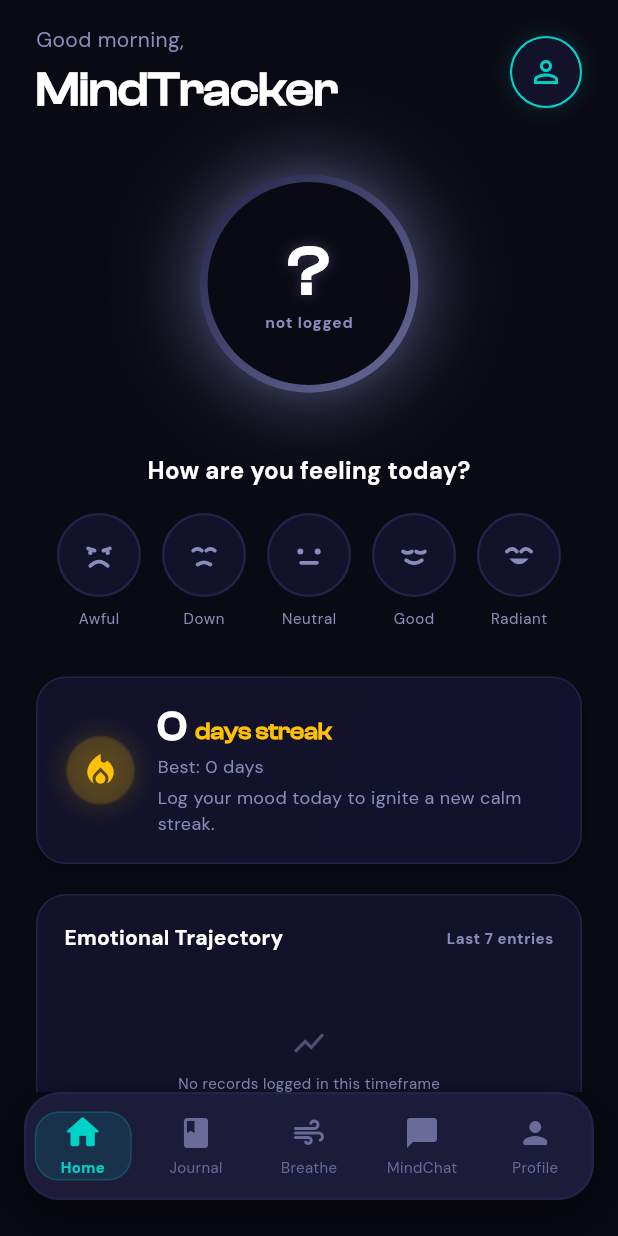
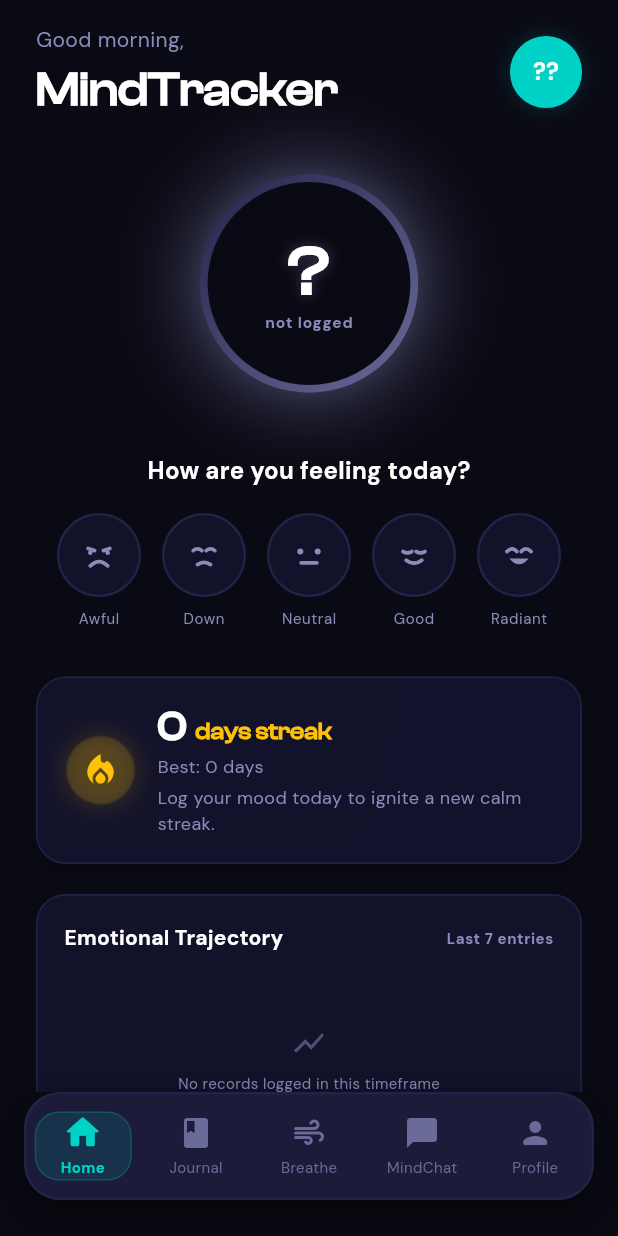
Before and after one commit to Suthankan1/mindtrack, a Flutter app: the HomeScreen screen opened by its route, on a phone screen of 412 x 824 dp. Run offline on Flutter 3.47's test engine with Material 3 defaults, Android fonts, the phone set to English and light mode, and no system bars; our stand-ins replace dio, fl_chart, flutter_riverpod, go_router, google_fonts, shared_preferences; accounts and stored records are empty; network calls fail.

Commit message:
ui: home initials avatar, journal AI button polish, heatmap legend fix

```diff
--- a/mindtrack_mobile/lib/screens/home_screen.dart
+++ b/mindtrack_mobile/lib/screens/home_screen.dart
@@ -3,6 +3,7 @@ import 'package:flutter/material.dart';
 import 'package:flutter/services.dart';
 import 'package:flutter_riverpod/flutter_riverpod.dart';
 import 'package:go_router/go_router.dart';
+import 'package:shared_preferences/shared_preferences.dart';
 
 import '../theme/app_theme.dart';
 import '../providers/mood_provider.dart';
@@ -26,14 +27,55 @@ class HomeScreen extends ConsumerStatefulWidget {
 }
 class _HomeScreenState extends ConsumerState<HomeScreen> {
   bool _isLogging = false;
+  String _userEmail = '';
+
+  final List<Color> _avatarColors = const [
+    Color(0xFF00D2C8),
+    Color(0xFFFF6B6B),
+    Color(0xFFFFB347),
+    Color(0xFF9B5DE5),
+    Color(0xFF00F5D4),
+    Color(0xFFF15BB5),
+    Color(0xFF3A86C8),
+  ];
 
   @override
   void initState() {
     super.initState();
+    _loadUserEmail();
     WidgetsBinding.instance.addPostFrameCallback((_) {
       ref.read(syncProvider.notifier).syncPending();
     });
   }
+
+  Future<void> _loadUserEmail() async {
+    final prefs = await SharedPreferences.getInstance();
+    if (!mounted) return;
+    setState(() {
+      _userEmail = prefs.getString('user_email') ?? '';
+    });
+  }
+
+  String _getEmailInitials(String email) {
+    if (email.trim().isEmpty) return '??';
+    final parts = email.split('@');
+    final namePart = parts[0];
+    if (namePart.length >= 2) {
+      return namePart.substring(0, 2).toUpperCase();
+    } else if (namePart.isNotEmpty) {
+      return namePart.toUpperCase();
+    }
+    return '??';
+  }
+
+  Color _getAvatarColor(String email) {
+    if (email.trim().isEmpty) return _avatarColors[0];
+    final firstChar = email.trim()[0].toLowerCase();
+    final code = firstChar.codeUnitAt(0);
+    final index = code % _avatarColors.length;
+    return _avatarColors[index];
+  }
+
   /// Returns a time-appropriate greeting string based on the current local hour.
   String _getGreeting() {
     final hour = DateTime.now().hour;
@@ -403,25 +445,28 @@ class _HomeScreenState extends ConsumerState<HomeScreen> {
                       height: 48,
                       decoration: BoxDecoration(
                         shape: BoxShape.circle,
+                        color: _getAvatarColor(_userEmail),
                         border: Border.all(
                           color: AppColors.primaryColor,
                           width: 1.5,
                         ),
                         boxShadow: [
                           BoxShadow(
-                            color: AppColors.primaryColor.withValues(
-                              alpha: 0.15,
-                            ),
+                            color: _getAvatarColor(
+                              _userEmail,
+                            ).withValues(alpha: 0.15),
                             blurRadius: 10,
                             spreadRadius: 1,
                           ),
                         ],
                       ),
-                      child: const CircleAvatar(
-                        backgroundColor: AppColors.surfaceColor,
-                        child: Icon(
-                          Icons.person_outline,
-                          color: AppColors.primaryColor,
+                      child: Center(
+                        child: Text(
+                          _getEmailInitials(_userEmail),
+                          style: theme.textTheme.titleMedium?.copyWith(
+                            color: Colors.white,
+                            fontWeight: FontWeight.bold,
+                          ),
                         ),
                       ),
                     ),
```
Also changed, not shown: mindtrack_mobile/lib/screens/journal_screen.dart (+19 -18 lines), 1 other file.
